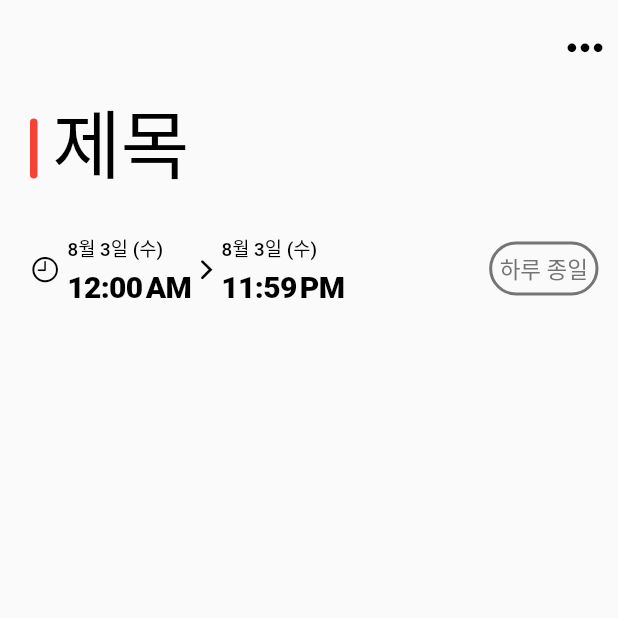
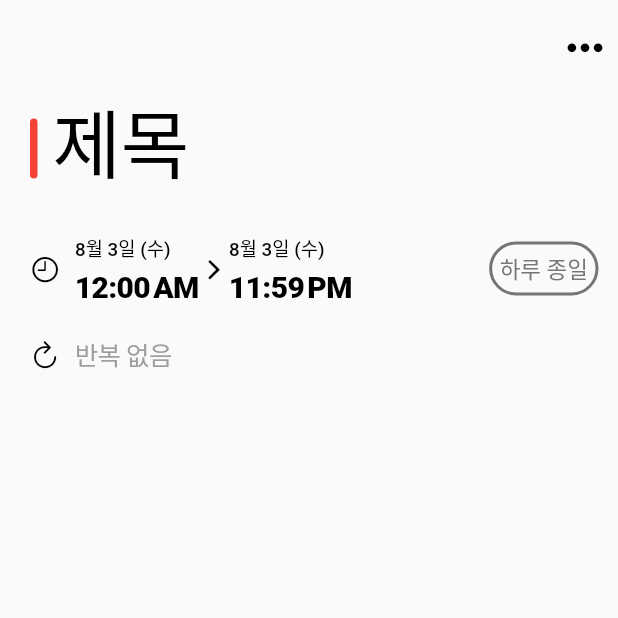
Before and after one commit to UkiDelly/calendar-with-hashtag, a Flutter app: the AddNewEventPage screen opened directly, on a phone screen of 412 x 824 dp, the top half of it. Run offline on Flutter 3.47's test engine with Material 2 defaults, Android fonts, the phone set to English and light mode, and no system bars; our stand-ins replace flutter_riverpod, flutter_svg, modal_bottom_sheet, table_calendar.

```diff
--- /dev/null
+++ b/lib/data/repeat_enum.dart
@@ -0,0 +1,26 @@
+enum Repeat {
+  none,
+  day,
+  week,
+  twoWeek,
+  month,
+  year,
+}
+
+convertEnum(Repeat r) {
+  switch (r) {
+    case Repeat.day:
+      return "매일";
+    case Repeat.week:
+      return "매주";
+    case Repeat.twoWeek:
+      return "2주";
+    case Repeat.month:
+      return "매월";
+    case Repeat.year:
+      return "매년";
+
+    default:
+      return "반복 없음";
+  }
+}
--- a/lib/model/calendar_event.dart
+++ b/lib/model/calendar_event.dart
@@ -14,4 +14,9 @@ class CalendarEvent {
     required this.color,
     required this.description,
   });
+
+  @override
+  String toString() {
+    return "CalendarEvent(title: $title, startTime: $startTime, endTime: $endTime, color: $color, description: $description)";
+  }
 }
--- /dev/null
+++ b/lib/model/global_functions.dart
@@ -0,0 +1,30 @@
+// convert weekDay to String
+import 'package:intl/intl.dart';
+
+String weekDay(int day) {
+  switch (day) {
+    case 1:
+      return "월";
+    case 2:
+      return "화";
+    case 3:
+      return "수";
+    case 4:
+      return "목";
+    case 5:
+      return "금";
+    case 6:
+      return "토";
+    case 7:
+      return "일";
+    default:
+      return "";
+  }
+}
+
+// format time to am and pm
+String formatTime(DateTime day) {
+  var time = DateFormat.jm().format(day);
+
+  return time.toString();
+}
--- a/lib/view/Main/main_view.dart
+++ b/lib/view/Main/main_view.dart
@@ -19,7 +19,7 @@ class _MainViewState extends State<MainView> {
         child: Column(
           children: [
             // App bar
-            CalendarAppBar(),
+            const CalendarAppBar(),
 
             //
             SingleChildScrollView(
--- a/lib/view/Main/widget/events/event_list.dart
+++ b/lib/view/Main/widget/events/event_list.dart
@@ -1,12 +1,13 @@
 import 'package:care_square_assignment/model/calendar_event.dart';
 import 'package:care_square_assignment/provider/events_list.dart';
-import 'package:care_square_assignment/view/Main/widget/events/even_card.dart';
+
 import 'package:flutter/material.dart';
 import 'package:flutter_riverpod/flutter_riverpod.dart';
 
 import '../../../../provider/dates.dart';
 
 import 'add_new_event.dart';
+import 'even_card.dart';
 
 class EventList extends ConsumerStatefulWidget {
   const EventList({Key? key}) : super(key: key);
--- a/lib/view/New Event/new_event_page.dart
+++ b/lib/view/New Event/new_event_page.dart
@@ -1,10 +1,11 @@
-import 'package:care_square_assignment/view/New%20Event/widgets/time.dart';
 import 'package:care_square_assignment/view/New%20Event/widgets/title.dart';
 import 'package:flutter/cupertino.dart';
 import 'package:flutter/material.dart';
 import 'package:flutter_riverpod/flutter_riverpod.dart';
 
 import '../../provider/dates.dart';
+import 'widgets/date.dart';
+import 'widgets/repeat.dart';
 
 class AddNewEventPage extends StatelessWidget {
   const AddNewEventPage({Key? key}) : super(key: key);
@@ -38,7 +39,10 @@ class AddNewEventPage extends StatelessWidget {
             DateTime day = ref.watch(selectedDateProvider);
             return TimePick(day: day);
           },
-        )
+        ),
+
+        //* Repeat
+        const RepeatWidget()
 
         //* Account
 
--- a/lib/view/New Event/widgets/time.dart
+++ b/lib/view/New Event/widgets/date.dart
@@ -1,7 +1,8 @@
-import 'package:care_square_assignment/provider/dates.dart';
+import 'package:care_square_assignment/data/repeat_enum.dart';
 import 'package:flutter/cupertino.dart';
 import 'package:flutter/material.dart';
-import 'package:intl/intl.dart';
+
+import '../../../model/global_functions.dart';
 
 class TimePick extends StatefulWidget {
   DateTime day;
@@ -12,56 +13,24 @@ class TimePick extends StatefulWidget {
 }
 
 class _TimePickState extends State<TimePick> {
+  //
   bool allDay = false;
   late DateTime startDate, endDate;
+  Repeat repeat = Repeat.none;
 
   @override
   void initState() {
     super.initState();
     // set the initial date
-    startDate = DateTime.utc(
-       widget.day.year,
-       widget.day.month,
-       widget.day.day,
-        0,
-        0);
+    startDate =
+        DateTime.utc(widget.day.year, widget.day.month, widget.day.day, 0, 0);
 
     // set the initial date
-    endDate = DateTime.utc(
-       widget.day.year,
-       widget.day.month,
-       widget.day.day,
-        23,
-        59);
+    endDate =
+        DateTime.utc(widget.day.year, widget.day.month, widget.day.day, 23, 59);
   }
 
-  String weekDay(int day) {
-    switch (day) {
-      case 1:
-        return "월";
-      case 2:
-        return "화";
-      case 3:
-        return "수";
-      case 4:
-        return "목";
-      case 5:
-        return "금";
-      case 6:
-        return "토";
-      case 7:
-        return "일";
-      default:
-        return "";
-    }
-  }
-
-  String convertTime(DateTime day) {
-    var time = DateFormat.jm().format(day);
-
-    return time.toString();
-  }
-
+  // text style when allDayButton is enabled or disabled
   TextStyle onAlldayEnabled() {
     if (allDay) {
       return const TextStyle(color: Colors.white, fontSize: 15);
@@ -85,7 +54,7 @@ class _TimePickState extends State<TimePick> {
 
           //
           const SizedBox(
-            width: 5,
+            width: 10,
           ),
 
           //* start
@@ -150,6 +119,7 @@ class _TimePickState extends State<TimePick> {
     );
   }
 
+  //* select the start date
   Widget timeStart() {
     return CupertinoButton(
       padding: const EdgeInsets.all(0),
@@ -196,7 +166,7 @@ class _TimePickState extends State<TimePick> {
               duration: const Duration(milliseconds: 1),
               curve: Curves.fastLinearToSlowEaseIn,
               child: Text(
-                convertTime(startDate),
+                formatTime(startDate),
                 style: const TextStyle(
                   fontSize: 20,
                   fontWeight: FontWeight.w800,
@@ -213,6 +183,7 @@ class _TimePickState extends State<TimePick> {
     );
   }
 
+  //* select the end date
   Widget timeEnd() {
     return CupertinoButton(
       padding: const EdgeInsets.all(0),
@@ -258,7 +229,7 @@ class _TimePickState extends State<TimePick> {
               duration: const Duration(milliseconds: 1),
               curve: Curves.fastLinearToSlowEaseIn,
               child: Text(
-                convertTime(endDate),
+                formatTime(endDate),
                 style: const TextStyle(
                   fontSize: 20,
                   fontWeight: FontWeight.w800,
--- /dev/null
+++ b/lib/view/New Event/widgets/repeat.dart
@@ -0,0 +1,57 @@
+import 'package:flutter/cupertino.dart';
+import 'package:flutter/material.dart';
+import 'package:modal_bottom_sheet/modal_bottom_sheet.dart';
+
+import '../../../data/repeat_enum.dart';
+import '../Repeat/repeat_pick.dart';
+
+class RepeatWidget extends StatefulWidget {
+  const RepeatWidget({Key? key}) : super(key: key);
+
+  @override
+  State<RepeatWidget> createState() => _RepeatWidgetState();
+}
+
+class _RepeatWidgetState extends State<RepeatWidget> {
+  Repeat repeat = Repeat.none;
+  @override
+  Widget build(BuildContext context) {
+    return Row(
+      children: [
+        // Icon
+        const Icon(
+          CupertinoIcons.refresh_thin,
+          size: 20,
+        ),
+
+        const SizedBox(
+          width: 10,
+        ),
+
+        //* Reapeat button
+        CupertinoButton(
+          padding: const EdgeInsets.all(0),
+          onPressed: () => showCupertinoModalBottomSheet(
+            useRootNavigator: true,
+            context: context,
+            builder: (context) => RepeatSelectPage((r) {
+              //* update the repeat
+              setState(() {
+                repeat = r;
+              });
+            }),
+          ),
+          child: SizedBox(
+            child: repeat == Repeat.none
+                ? Text(
+                    //* no repeat
+                    convertEnum(repeat),
+                    style: TextStyle(color: Colors.grey.shade500),
+                  )
+                : const SizedBox(),
+          ),
+        )
+      ],
+    );
+  }
+}
```
Also changed, not shown: lib/view/Main/widget/events/even_card.dart (+11 -3 lines), lib/view/New Event/Repeat/repeat_pick.dart (added, +69 -0 lines).
